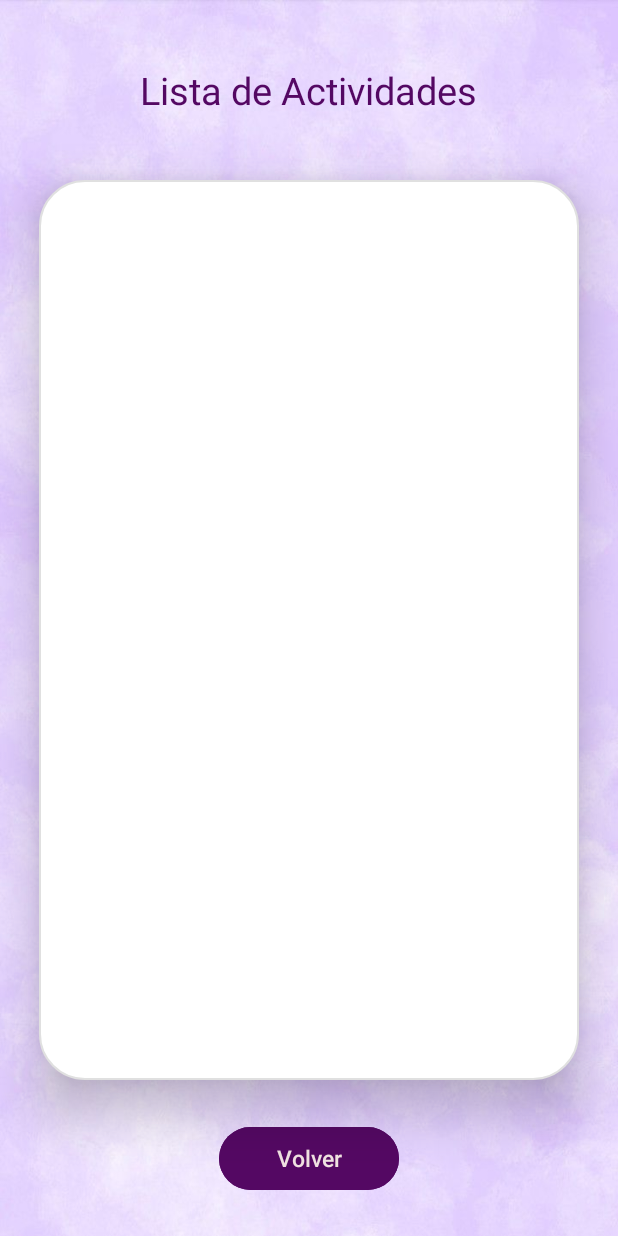
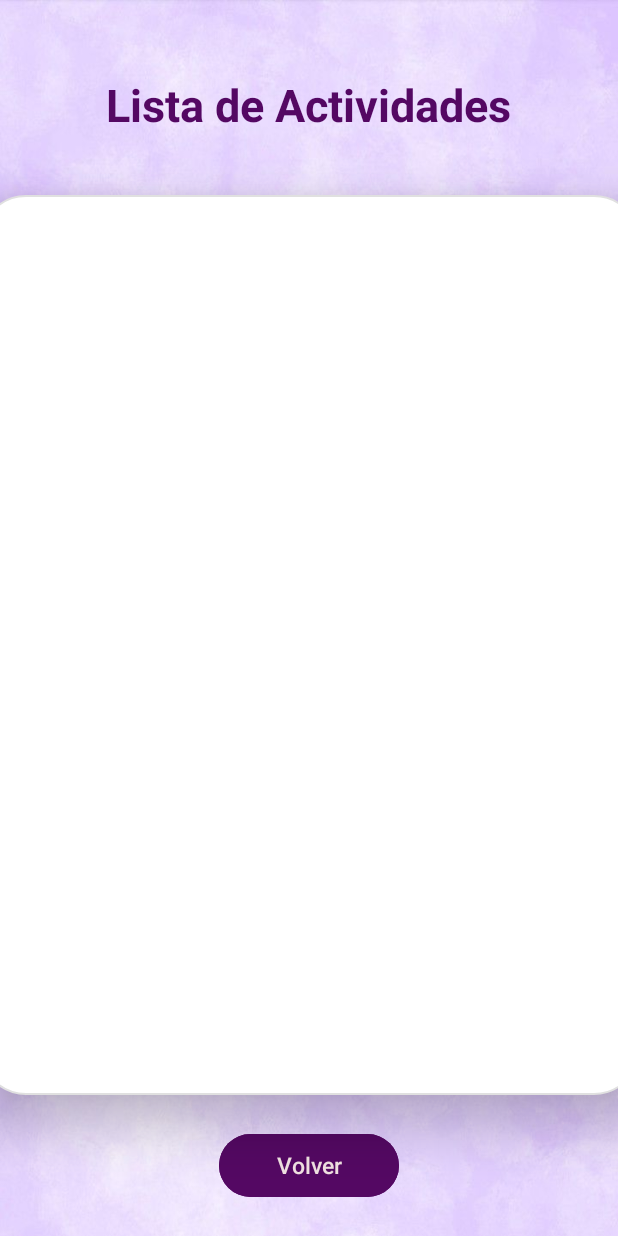
Before and after one commit to nessa-7/HuellaAndroid, an Android app: the Lista screen opened directly, with no data from a screen before it, on a phone screen of 412 x 824 dp. Run offline under Robolectric (Android 15) with nearby library versions, the phone set to English and light mode, and no system bars.

Commit message:
app terminada

```diff
--- a/app/src/main/res/layout/activity_lista.xml
+++ b/app/src/main/res/layout/activity_lista.xml
@@ -13,7 +13,7 @@
         android:layout_width="match_parent"
         android:layout_height="80dp"
         android:gravity="center"
-        android:layout_marginTop="20dp"
+        android:layout_marginTop="30dp"
         app:layout_constraintEnd_toEndOf="parent"
         app:layout_constraintStart_toStartOf="parent"
         app:layout_constraintTop_toTopOf="parent">
@@ -22,16 +22,17 @@
             android:layout_width="wrap_content"
             android:layout_height="wrap_content"
             android:layout_gravity="center"
+            android:textStyle="bold"
             android:text="Lista de Actividades"
             android:textColor="@color/blueboton"
-            android:textSize="25dp" />
+            android:textSize="30dp" />
 
     </LinearLayout>
 
 
     <ListView
         android:id="@+id/lista"
-        android:layout_width="360dp"
+        android:layout_width="440dp"
         android:layout_height="600dp"
         android:background="@drawable/bg_target"
         android:layout_marginTop="20dp"
```
Also changed, not shown: 2 other files.
